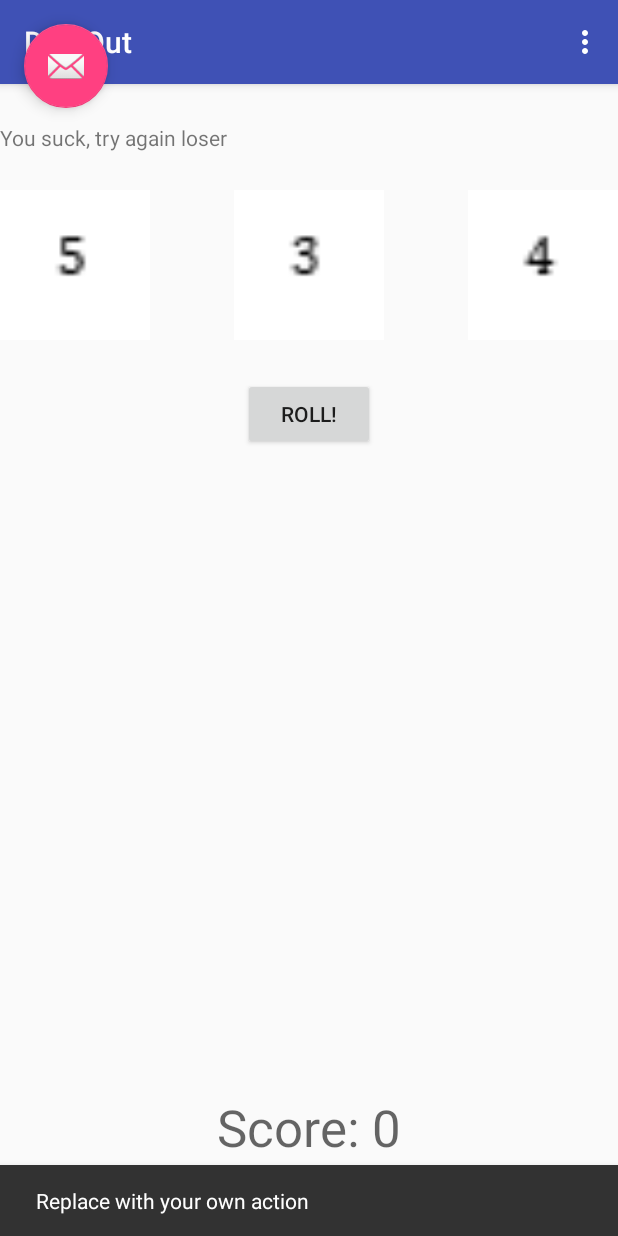
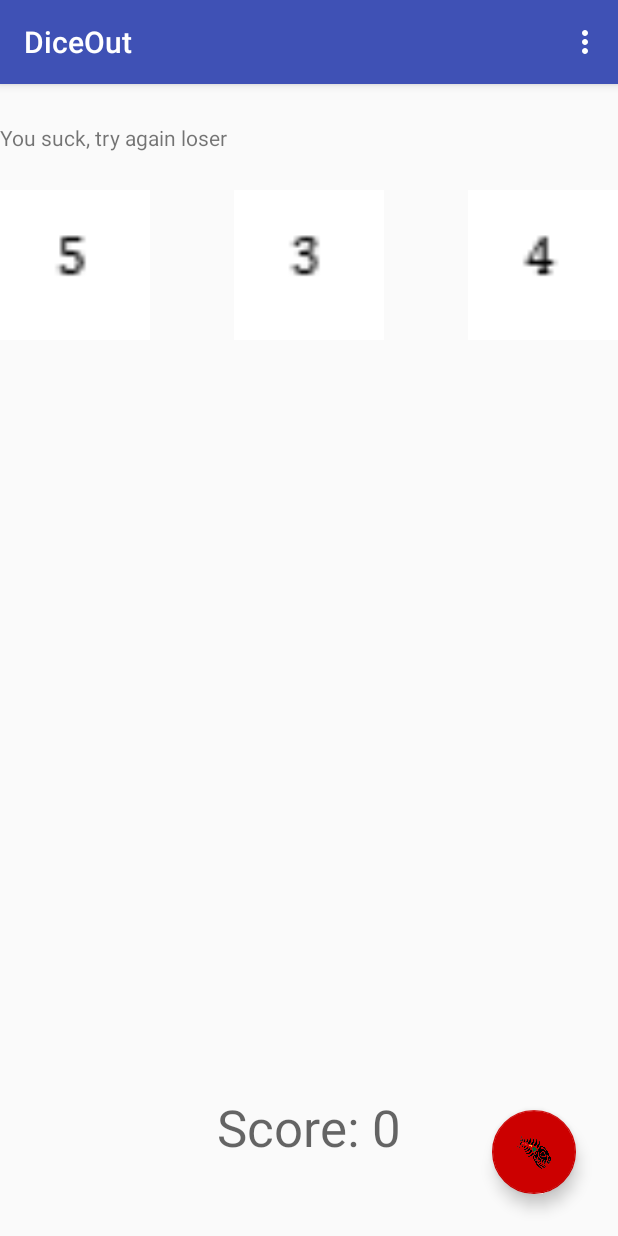
Before and after one commit to NaturalBornCamper/lynda_android_app_development_quick_start_2016_12, an Android app: the screen it shows after launch (MainActivity), after a tap on an icon or button, on a phone screen of 412 x 824 dp. Run offline under Robolectric (Android 15) with nearby library versions, the phone set to English and light mode, and no system bars; 1 other tap on this screen came first.

Commit message:
After video 4.13 =Custom roll "Floating Action Button" =Move button to right bottom

```diff
--- a/app/src/main/java/com/naturalborncamper/diceout/MainActivity.java
+++ b/app/src/main/java/com/naturalborncamper/diceout/MainActivity.java
@@ -23,7 +23,6 @@ import java.util.Random;
 public class MainActivity extends AppCompatActivity {
 
     TextView rollResult, scoreText;
-    Button rollButton;
 
     // Field to hold the score
     int score;
@@ -46,8 +45,7 @@ public class MainActivity extends AppCompatActivity {
         fab.setOnClickListener(new View.OnClickListener() {
             @Override
             public void onClick(View view) {
-                Snackbar.make(view, "Replace with your own action", Snackbar.LENGTH_LONG)
-                        .setAction("Action", null).show();
+                rollDice(view);
             }
         });
 
@@ -56,7 +54,6 @@ public class MainActivity extends AppCompatActivity {
 
         rollResult = (TextView) findViewById(R.id.rollResult);
         scoreText = (TextView) findViewById(R.id.scoreText);
-        rollButton = (Button) findViewById(R.id.rollButton);
         ImageView diceImage1 = (ImageView) findViewById(R.id.dice1Image);
         ImageView diceImage2 = (ImageView) findViewById(R.id.dice2Image);
         ImageView diceImage3 = (ImageView) findViewById(R.id.dice3Image);
--- a/app/src/main/res/layout/activity_main.xml
+++ b/app/src/main/res/layout/activity_main.xml
@@ -27,7 +27,13 @@
         android:layout_width="wrap_content"
         android:layout_height="wrap_content"
         android:layout_gravity="bottom|end"
-        android:layout_margin="@dimen/fab_margin"
-        app:srcCompat="@android:drawable/ic_dialog_email" />
+        app:backgroundTint="@android:color/holo_red_dark"
+        app:srcCompat="@drawable/blue_planet_surf"
+        android:layout_marginRight="28dp"
+        android:layout_marginBottom="28dp"
+        android:layout_alignParentBottom="true"
+        android:layout_alignParentRight="true"
+        android:layout_alignParentEnd="true"
+        android:layout_marginEnd="28dp" />
 
 </RelativeLayout>
--- a/app/src/main/res/layout/content_main.xml
+++ b/app/src/main/res/layout/content_main.xml
@@ -17,16 +17,6 @@
         android:layout_alignParentLeft="true"
         android:layout_alignParentStart="true"
         android:layout_marginTop="82dp" />
-
-    <Button
-        android:id="@+id/rollButton"
-        android:layout_width="wrap_content"
-        android:layout_height="wrap_content"
-        android:layout_below="@+id/dice2Image"
-        android:layout_centerHorizontal="true"
-        android:layout_marginTop="25dp"
-        android:text="Roll!"
-        android:onClick="rollDice"/>
 
     <ImageView
         android:layout_width="100dp"
```
Also changed, not shown: app/src/main/res/drawable/blue_planet_surf.png (added).
